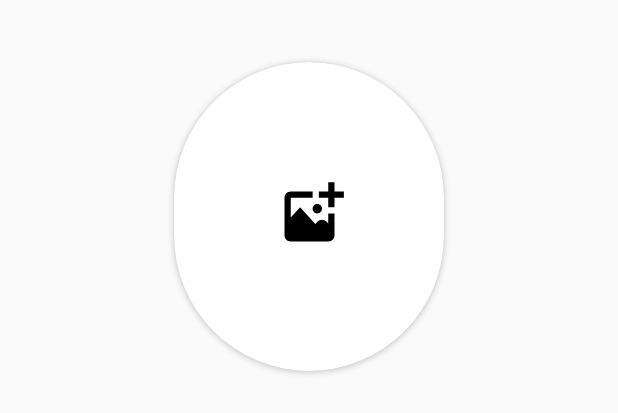
After one commit to MOJO-007/ZenFlow, an Android app: the layout fragment_user_details.xml on its own in the app's theme, with its tools: preview values and no code run, on a phone screen of 412 x 824 dp. The commit adds this screen. Shown: the top 413 px of the screen. Run offline under Robolectric (Android 15) with nearby library versions, the phone set to English and light mode, and no system bars.

Commit message:
Changes in registration fragment and user Details fragment added

```diff
--- a/app/build.gradle.kts
+++ b/app/build.gradle.kts
@@ -48,6 +48,7 @@ dependencies {
     implementation("androidx.constraintlayout:constraintlayout:2.1.4")
     implementation("com.google.firebase:firebase-database-ktx:20.3.0")
     implementation("com.google.firebase:firebase-firestore-ktx:24.10.2")
+    implementation("com.google.firebase:firebase-auth-ktx:22.3.1")
     testImplementation("junit:junit:4.13.2")
     androidTestImplementation("androidx.test.ext:junit:1.1.5")
     androidTestImplementation("androidx.test.espresso:espresso-core:3.5.1")
--- a/app/src/main/AndroidManifest.xml
+++ b/app/src/main/AndroidManifest.xml
@@ -13,7 +13,7 @@
         android:theme="@style/Theme.ZenFlow"
         tools:targetApi="31">
         <activity
-            android:name=".ui.activity.WelcomeActivity"
+            android:name=".ui.activity.RegLogActivity"
             android:exported="false" />
         <activity
             android:name=".ui.activity.MeditationPlayingActivity"
@@ -22,10 +22,10 @@
             android:name=".ui.activity.TypeSelectionActivity"
             android:exported="false" />
         <activity
-            android:name=".ui.activity.MainContainerActivity"
+            android:name=".ui.activity.WelcomeActivity"
             android:exported="false" />
         <activity
-            android:name=".ui.activity.RegLogActivity"
+            android:name=".ui.activity.MainContainerActivity"
             android:exported="true">
             <intent-filter>
                 <action android:name="android.intent.action.MAIN" />
--- a/app/src/main/java/com/example/zenflow/models/User.kt
+++ b/app/src/main/java/com/example/zenflow/models/User.kt
@@ -1,8 +1,7 @@
 package com.example.zenflow.models
 
 data class User(
-    val userId:String?=null,
     val userName:String,
-    val userEmail:String,
+    val userEmail:String?=null,
     val userPassword:String
 )
--- /dev/null
+++ b/app/src/main/res/drawable/ic_add_image.xml
@@ -0,0 +1,13 @@
+<?xml version="1.0" encoding="utf-8"?>
+<vector xmlns:android="http://schemas.android.com/apk/res/android"
+    android:width="50dp"
+    android:height="50dp"
+    android:viewportWidth="24"
+    android:viewportHeight="24">
+
+    <path
+        android:pathData="M 0 0 H 24 V 24 H 0 V 0 Z" />
+    <path
+        android:fillColor="#000000"
+        android:pathData="M23 4v2h-3v3h-2V6h-3V4h3V1h2v3h3zm-8.5 7c0.828 0 1.5-0.672 1.5-1.5S15.328 8 14.5 8 13 8.672 13 9.5s0.672 1.5 1.5 1.5zm3.5 3.234l-0.513-0.57c-0.794-0.885-2.18-0.885-2.976 0l-0.655 0.73 L9 9l-3 3.333V6h7V4H6c-1.105 0-2 0.895-2 2v12c0 1.105 0.895 2 2 2h12c1.105 0 2-0.895 2-2v-7h-2v3.234z" />
+</vector>
--- a/app/src/main/res/layout/activity_welcome.xml
+++ b/app/src/main/res/layout/activity_welcome.xml
@@ -90,7 +90,7 @@
         app:layout_constraintTop_toBottomOf="@+id/imageView3" />
 
     <Button
-        android:id="@+id/button"
+        android:id="@+id/btnGetStarted"
         android:layout_width="0dp"
         android:layout_height="wrap_content"
         android:background="@drawable/bg_button"
--- /dev/null
+++ b/app/src/main/res/layout/fragment_user_details.xml
@@ -0,0 +1,42 @@
+<?xml version="1.0" encoding="utf-8"?>
+<androidx.constraintlayout.widget.ConstraintLayout xmlns:android="http://schemas.android.com/apk/res/android"
+    xmlns:app="http://schemas.android.com/apk/res-auto"
+    xmlns:tools="http://schemas.android.com/tools"
+    android:layout_width="match_parent"
+    android:layout_height="match_parent"
+    tools:context=".ui.fragment.UserDetailsFragment">
+
+
+    <androidx.constraintlayout.widget.Guideline
+        android:id="@+id/guideline2"
+        android:layout_width="wrap_content"
+        android:layout_height="wrap_content"
+        android:orientation="horizontal"
+        app:layout_constraintGuide_percent="0.05" />
+
+    <androidx.constraintlayout.widget.Guideline
+        android:id="@+id/guideline6"
+        android:layout_width="wrap_content"
+        android:layout_height="wrap_content"
+        android:orientation="horizontal"
+        app:layout_constraintGuide_percent="0.3" />
+
+    <androidx.cardview.widget.CardView
+        android:layout_width="180dp"
+        android:layout_height="0dp"
+        app:cardCornerRadius="100dp"
+        app:layout_constraintBottom_toTopOf="@+id/guideline6"
+        app:layout_constraintEnd_toEndOf="parent"
+        app:layout_constraintStart_toStartOf="parent"
+        app:layout_constraintTop_toTopOf="@+id/guideline2">
+
+        <ImageView
+            android:id="@+id/userImage"
+            android:layout_width="match_parent"
+            android:layout_height="match_parent"
+            android:filterTouchesWhenObscured="false"
+            android:fitsSystemWindows="false"
+            android:scaleType="centerInside"
+            android:src="@drawable/ic_add_image" />
+    </androidx.cardview.widget.CardView>
+</androidx.constraintlayout.widget.ConstraintLayout>
--- a/app/src/main/res/values/strings.xml
+++ b/app/src/main/res/values/strings.xml
@@ -11,7 +11,7 @@
     <string name="recommended">Recommended</string>
     <string name="guided">Guided</string>
     <string name="unguided">Un-guided</string>
-    <string name="sleepy">Sleepy</string>
+    <string name="user">User</string>
     <string name="hello_blank_fragment">Hello blank fragment</string>
     <string name="now_playing">Now Playing</string>
     <string name="username">Username</string>
```
Also changed, not shown: app/src/main/java/com/example/zenflow/ui/activity/MainContainerActivity.kt (+5 -5 lines), app/src/main/java/com/example/zenflow/ui/activity/WelcomeActivity.kt (+12 -1 lines), app/src/main/java/com/example/zenflow/ui/fragment/LoginFragment.kt (+37 -0 lines), app/src/main/java/com/example/zenflow/ui/fragment/RegisterFragment.kt (+39 -12 lines), app/src/main/java/com/example/zenflow/ui/fragment/SleepyFragment.kt (deleted, +0 -60 lines), app/src/main/java/com/example/zenflow/ui/fragment/UserDetailsFragment.kt (added, +57 -0 lines), app/src/main/java/com/example/zenflow/ui/fragment/UserFragment.kt (added, +13 -0 lines), app/src/main/res/drawable/ic_user.xml (added, +15 -0 lines), app/src/main/res/layout/fragment_sleepy.xml (deleted, +0 -14 lines), app/src/main/res/layout/fragment_unguided.xml (+16 -7 lines).
